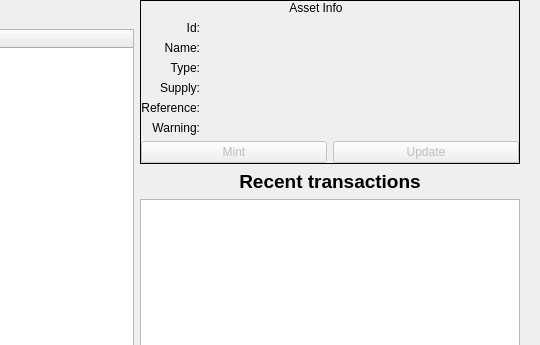
Old version of the form src/qt/forms/assetsdialog.ui in the repository Raptor3um/raptoreum; both pictures show x 509 to 1049 and y 0 to 345 of the 1049 by 703 pixel window.
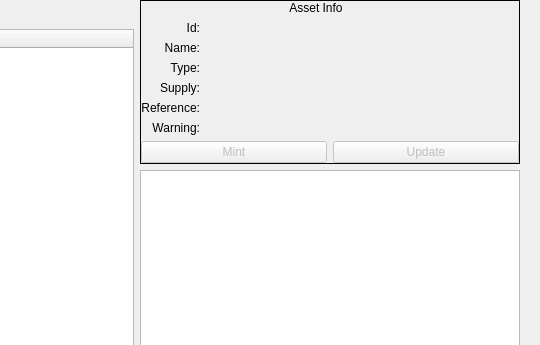
New version of the form.

Commit message: remove recent tx for asset tab, make reference image bigger, link undisplayable image to gateway

Diff of the .ui file:
```diff
--- a/src/qt/forms/assetsdialog.ui
+++ b/src/qt/forms/assetsdialog.ui
@@ -120,7 +120,7 @@
           </layout>
          </item>
          <item>
-          <layout class="QVBoxLayout" name="verticalLayout_5" stretch="0,0,0">
+          <layout class="QVBoxLayout" name="verticalLayout_5" stretch="0,0">
            <item>
             <widget class="QFrame" name="detailframe">
              <property name="enabled">
@@ -375,31 +375,6 @@
              </layout>
             </widget>
            </item>
-           <item>
-            <widget class="QLabel" name="recentlabel">
-             <property name="maximumSize">
-              <size>
-               <width>16777215</width>
-               <height>16777215</height>
-              </size>
-             </property>
-             <property name="font">
-              <font>
-               <pointsize>14</pointsize>
-               <bold>true</bold>
-              </font>
-             </property>
-             <property name="layoutDirection">
-              <enum>Qt::RightToLeft</enum>
-             </property>
-             <property name="text">
-              <string>Recent transactions</string>
-             </property>
-             <property name="alignment">
-              <set>Qt::AlignCenter</set>
-             </property>
-            </widget>
-           </item>
            <item>
             <widget class="QListWidget" name="listWidget">
              <property name="sizePolicy">
```
Left out of the diff: 5 changed lines with no effect on the pictures. The commit also changes 6 other files.
